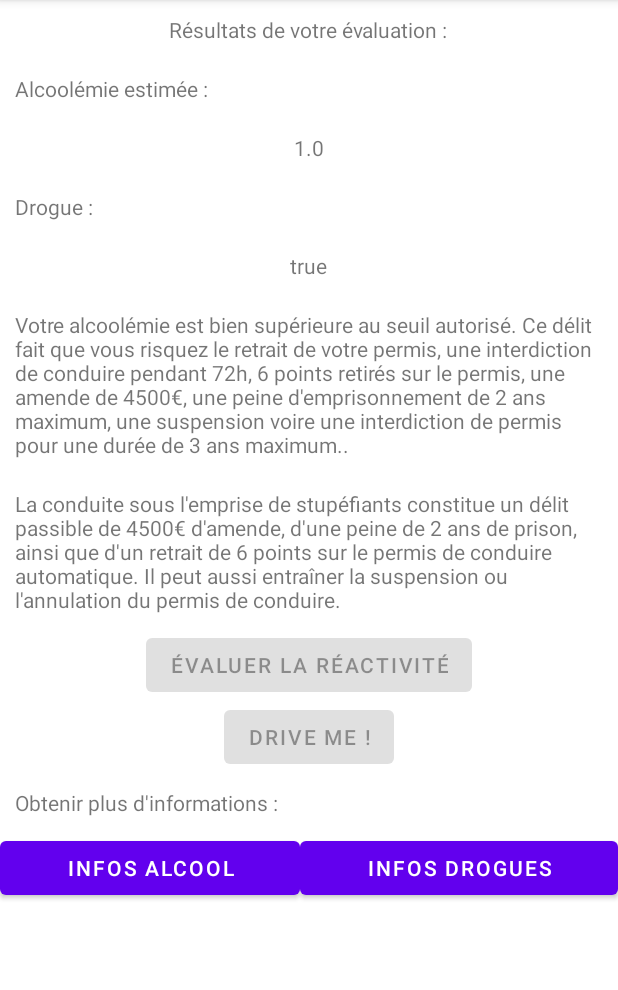
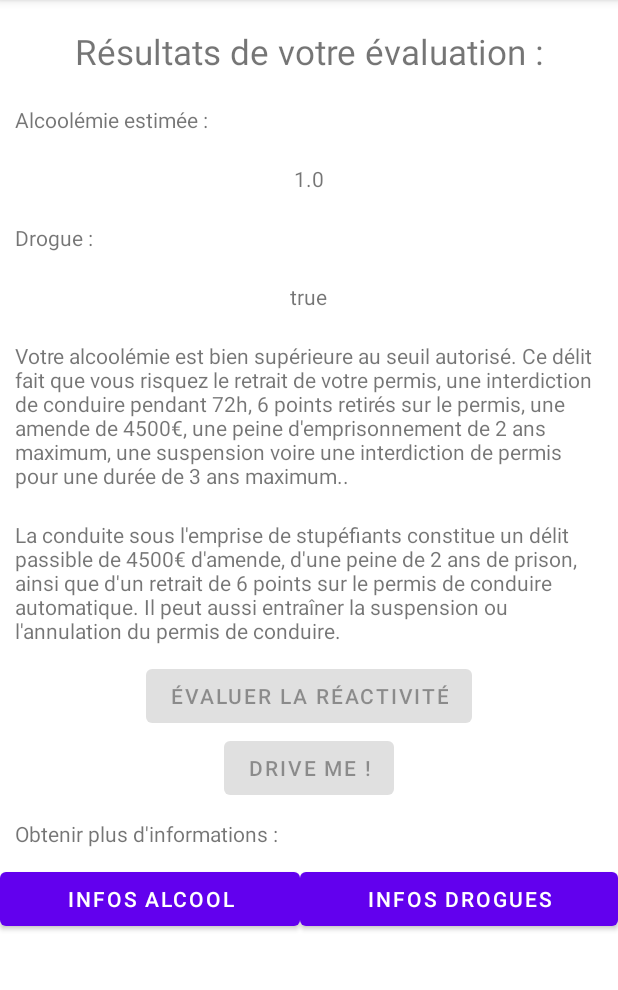
Before and after one commit to LogarithmeNeper/IFYouDrive, an Android app: the EvaluateRisks screen opened directly, with no data from a screen before it, on a phone screen of 412 x 824 dp, the part 84-1074 px from its top. Run offline under Robolectric (Android 15) with nearby library versions, the phone set to English and light mode, and no system bars.

Commit message:
amelioration of test results appearance

```diff
--- a/app/src/main/res/layout/activity_evaluate_risks.xml
+++ b/app/src/main/res/layout/activity_evaluate_risks.xml
@@ -15,11 +15,19 @@
             android:layout_width="match_parent"
             android:layout_height="match_parent"
             android:orientation="vertical">
+
+            <TextView
+                android:layout_width="match_parent"
+                android:layout_height="wrap_content"
+                android:layout_gravity="center_horizontal"
+                android:textSize="6sp"/>
+
             <TextView
                 android:layout_width="wrap_content"
                 android:layout_height="wrap_content"
                 android:layout_margin="10dp"
                 android:layout_gravity="center_horizontal"
+                android:textSize="23sp"
                 android:text="Résultats de votre évaluation :"/>
 
             <TextView
```
